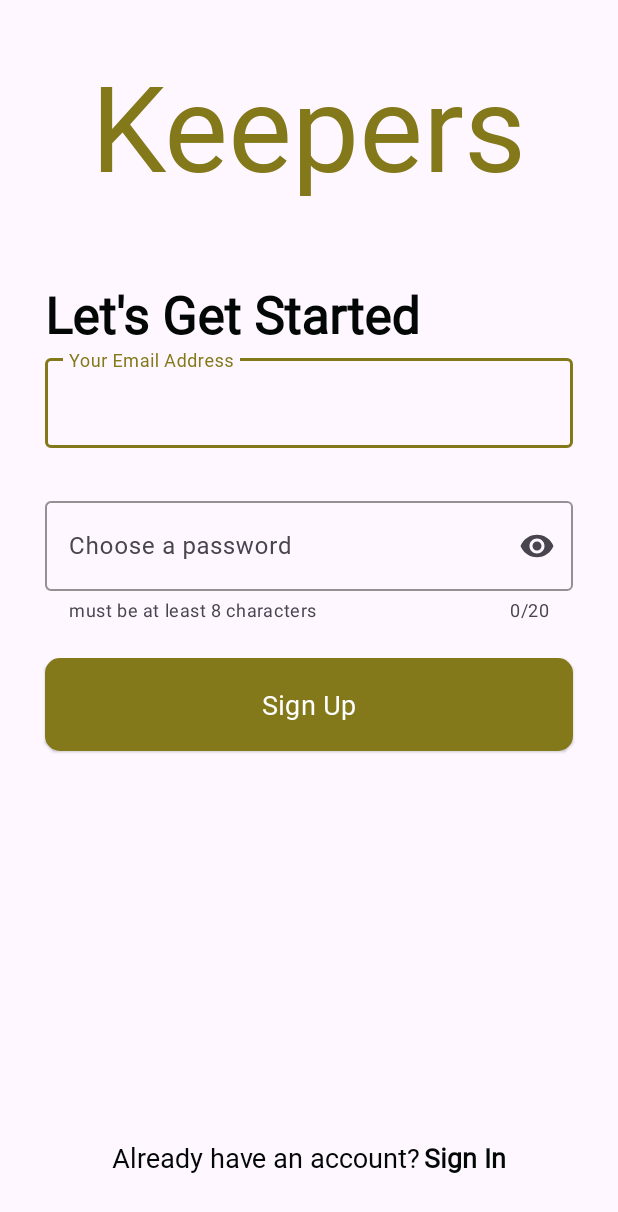
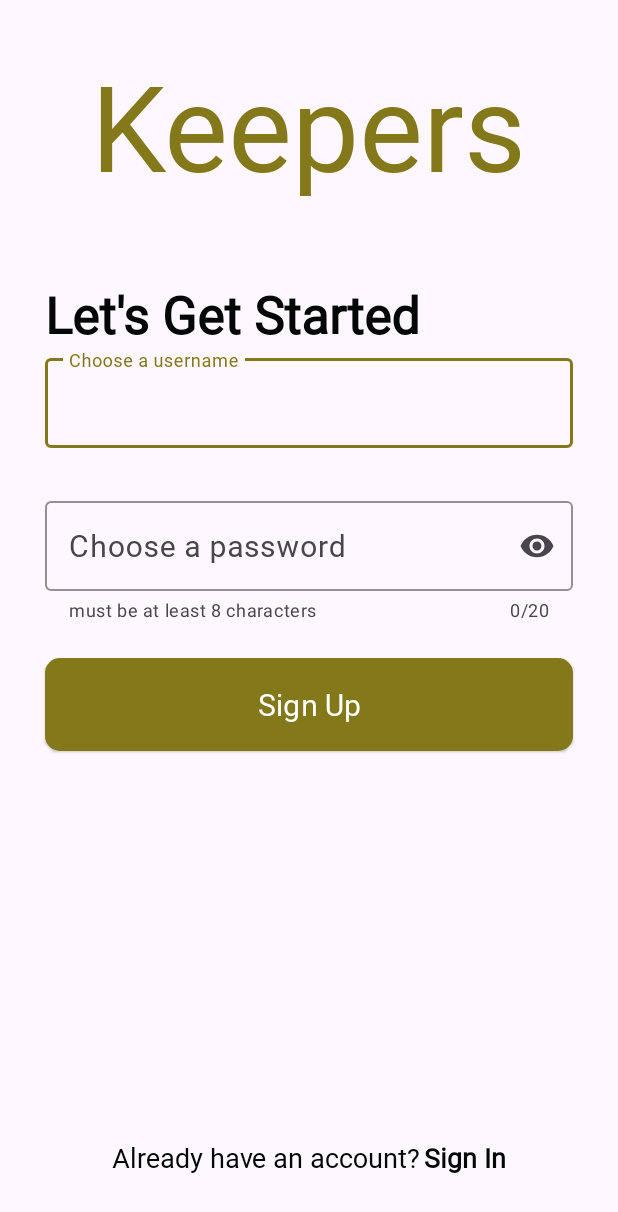
Before and after one commit to rckash/KeepersInventory, an Android app: the SignUpActivity screen opened directly, with no data from a screen before it, on a phone screen of 412 x 824 dp. Shown: the top 1212 px of the screen. Run offline under Robolectric (Android 15) with nearby library versions, the light colour scheme and no system bars.

Commit message:
added a working account registration system and made some UI adjustments

```diff
--- a/app/src/main/AndroidManifest.xml
+++ b/app/src/main/AndroidManifest.xml
@@ -13,7 +13,7 @@
         android:theme="@style/Theme.KeepersInventory"
         tools:targetApi="31">
         <activity
-            android:name=".InventoryAdapter"
+            android:name=".inventoryDatabase.InventoryAdapter"
             android:exported="false" />
         <activity
             android:name=".entryUI.SignInActivity"
--- /dev/null
+++ b/app/src/main/java/com/example/keepersinventory/accountDatabase/AccountDatabaseHelper.kt
@@ -0,0 +1,75 @@
+package com.example.keepersinventory.accountDatabase
+
+import android.content.Context
+import android.database.sqlite.SQLiteDatabase
+import android.database.sqlite.SQLiteOpenHelper
+
+class AccountDatabaseHelper(context: Context): SQLiteOpenHelper( context, DATABASE_NAME, null, DATABASE_VERSION) {
+
+    companion object {
+        val DATABASE_NAME = "accounts.db"
+        val DATABASE_VERSION = 1
+    }
+
+    override fun onCreate(db: SQLiteDatabase) {
+        db.execSQL(
+            """
+            CREATE TABLE account(
+            id INTEGER PRIMARY KEY AUTOINCREMENT,
+            username TEXT,
+            password TEXT
+            )
+        """.trimIndent())
+    }
+
+    override fun onUpgrade(db: SQLiteDatabase, oldVersion: Int, newVersion: Int) {
+        db.execSQL("DROP TABLE IF EXISTS accounts")
+        onCreate(db)
+    }
+
+    //CRUD function
+
+    //CREATE
+    fun insertData(account: Account) {
+        val db = writableDatabase
+
+        val sql = "INSERT INTO account (username, password) VALUES ( ?, ?)"
+        val args = arrayOf(account.username, account.password)
+        db.execSQL(sql, args)
+    }
+
+    //READ
+    fun getAllData(): MutableList<Account> {
+        val db = readableDatabase
+
+        val cursor = db.rawQuery("SELECT * FROM account", null)
+        val accountList = mutableListOf<Account>()
+
+        while (cursor.moveToNext()) {
+            val id = cursor.getInt(0)
+            val username = cursor.getString(1)
+            val password = cursor.getString(2)
+
+            var newAccount = Account(id, username, password)
+            accountList.add(newAccount)
+        }
+
+        cursor.close()
+        return accountList
+    }
+
+    //UPDATE
+    fun updateData(account: Account) {
+        val db = writableDatabase
+        val updateQuery = "UPDATE account SET username='${account.username}', password='${account.password}' WHERE id = ${account.id}"
+        db.execSQL(updateQuery)
+    }
+
+    //DELETE
+    fun deleteData(id: Int) {
+        val db = writableDatabase
+        val deleteQuery = "DELETE FROM account WHERE id = $id;"
+        db.execSQL(deleteQuery)
+    }
+
+}
--- a/app/src/main/java/com/example/keepersinventory/entryUI/SignUpActivity.kt
+++ b/app/src/main/java/com/example/keepersinventory/entryUI/SignUpActivity.kt
@@ -3,15 +3,27 @@ package com.example.keepersinventory.entryUI
 import android.content.Intent
 import androidx.appcompat.app.AppCompatActivity
 import android.os.Bundle
+import android.util.Log
+import android.widget.Toast
+import com.example.keepersinventory.accountDatabase.Account
+import com.example.keepersinventory.accountDatabase.AccountDatabaseHelper
 import com.example.keepersinventory.databinding.ActivitySignUpBinding
 
 class SignUpActivity : AppCompatActivity() {
     private lateinit var binding: ActivitySignUpBinding
+    private lateinit var accountList: MutableList<Account>
+    private lateinit var accountDatabaseHelper: AccountDatabaseHelper
 
     override fun onCreate(savedInstanceState: Bundle?) {
         super.onCreate(savedInstanceState)
         binding = ActivitySignUpBinding.inflate(layoutInflater)
         setContentView(binding.root)
+
+        //databaseHelper Instantiation
+        accountDatabaseHelper = AccountDatabaseHelper(this)
+
+        //data declaration
+        accountList = getData()
 
         binding.tvAlreadyHaveAnAccount.setOnClickListener {
             val myIntent = Intent(this@SignUpActivity, SignInActivity::class.java)
@@ -23,5 +35,32 @@ class SignUpActivity : AppCompatActivity() {
             startActivity(myIntent)
             finish()
         }
+
+
+        binding.btnSignUpSignUp.setOnClickListener {
+            val username = binding.tfUsernameSignUp.editText?.text.toString()
+            val password = binding.tfPasswordSignUp.editText?.text.toString()
+
+            var newAccount = Account(0, username, password)
+            //add new data to database table
+            addData(newAccount)
+            //add new note to list
+            accountList.add(newAccount)
+            Log.d("SIGNUP", "Registered: $newAccount")
+
+            //redirection to sign in activity
+            val myIntent = Intent(applicationContext, SignInActivity::class.java)
+            startActivity(myIntent)
+            finish()
+        }
+
+
+    }
+    private fun getData(): MutableList<Account> {
+        return accountDatabaseHelper.getAllData()
+    }
+    private fun addData(account: Account) {
+        accountDatabaseHelper.insertData(account)
+        Toast.makeText(this, "Account Registered Successfully", Toast.LENGTH_SHORT).show()
     }
 }
--- a/app/src/main/java/com/example/keepersinventory/DatabaseHelper.kt
+++ b/app/src/main/java/com/example/keepersinventory/inventoryDatabase/DatabaseHelper.kt
@@ -1,4 +1,4 @@
-package com.example.keepersinventory
+package com.example.keepersinventory.inventoryDatabase
 
 import android.content.Context
 import android.database.sqlite.SQLiteDatabase
@@ -17,7 +17,7 @@ class DatabaseHelper(context: Context): SQLiteOpenHelper( context, DATABASE_NAME
             id INTEGER PRIMARY KEY AUTOINCREMENT,
             item_name TEXT,
             description TEXT,
-            quantity DOUBLE(4,2)
+            quantity INTEGER
             )
         """.trimIndent())
     }
@@ -49,7 +49,7 @@ class DatabaseHelper(context: Context): SQLiteOpenHelper( context, DATABASE_NAME
             val id = cursor.getInt(0)
             val item_name = cursor.getString(1)
             val description = cursor.getString(2)
-            val quantity = cursor.getFloat(3)
+            val quantity = cursor.getInt(3)
 
             var newInventory = Inventory(id, item_name, description, quantity)
             inventoryList.add(newInventory)
--- a/app/src/main/java/com/example/keepersinventory/Inventory.kt
+++ b/app/src/main/java/com/example/keepersinventory/inventoryDatabase/Inventory.kt
@@ -1,8 +1,8 @@
-package com.example.keepersinventory
+package com.example.keepersinventory.inventoryDatabase
 
 data class Inventory(
     val id: Int,
     val item_name: String,
     val description: String,
-    val quantity: Float
+    val quantity: Int
     )
--- a/app/src/main/java/com/example/keepersinventory/InventoryAdapter.kt
+++ b/app/src/main/java/com/example/keepersinventory/inventoryDatabase/InventoryAdapter.kt
@@ -1,4 +1,4 @@
-package com.example.keepersinventory
+package com.example.keepersinventory.inventoryDatabase
 
 import android.view.LayoutInflater
 import android.view.ViewGroup
--- a/app/src/main/java/com/example/keepersinventory/InventoryItemViewHolder.kt
+++ b/app/src/main/java/com/example/keepersinventory/inventoryDatabase/InventoryItemViewHolder.kt
@@ -1,4 +1,4 @@
-package com.example.keepersinventory
+package com.example.keepersinventory.inventoryDatabase
 
 import androidx.recyclerview.widget.RecyclerView
 import com.example.keepersinventory.databinding.InventoryItemLayoutBinding
--- a/app/src/main/res/layout/activity_sign_up.xml
+++ b/app/src/main/res/layout/activity_sign_up.xml
@@ -22,13 +22,13 @@
         app:layout_constraintTop_toTopOf="parent" />
 
     <com.google.android.material.textfield.TextInputLayout
-        android:id="@+id/tf_email_signUp"
+        android:id="@+id/tf_username_signUp"
         android:layout_width="0dp"
         android:layout_height="wrap_content"
         android:layout_marginStart="30dp"
         android:layout_marginTop="1dp"
         android:layout_marginEnd="30dp"
-        android:hint="@string/enter_email"
+        android:hint="@string/choose_a_username"
         app:boxStrokeColor="@color/colorPrimary"
         app:hintTextColor="@color/colorPrimary"
         app:layout_constraintEnd_toEndOf="parent"
@@ -40,7 +40,8 @@
             android:layout_height="60dp"
             android:fontFamily="@font/work_sans_medium"
             android:inputType="textEmailAddress"
-            android:textColor="@color/colorSecondary" />
+            android:textColor="@color/colorSecondary"
+            android:textSize="20sp" />
 
     </com.google.android.material.textfield.TextInputLayout>
 
@@ -57,16 +58,17 @@
         app:helperText="must be at least 8 characters"
         app:helperTextEnabled="true"
         app:hintTextColor="@color/colorPrimary"
-        app:layout_constraintEnd_toEndOf="@+id/tf_email_signUp"
-        app:layout_constraintStart_toStartOf="@+id/tf_email_signUp"
-        app:layout_constraintTop_toBottomOf="@+id/tf_email_signUp">
+        app:layout_constraintEnd_toEndOf="@+id/tf_username_signUp"
+        app:layout_constraintStart_toStartOf="@+id/tf_username_signUp"
+        app:layout_constraintTop_toBottomOf="@+id/tf_username_signUp">
 
         <com.google.android.material.textfield.TextInputEditText
             android:layout_width="match_parent"
             android:layout_height="60dp"
             android:fontFamily="@font/work_sans_medium"
             android:inputType="textPassword"
-            android:textColor="@color/colorSecondary" />
+            android:textColor="@color/colorSecondary"
+            android:textSize="20sp" />
 
     </com.google.android.material.textfield.TextInputLayout>
 
@@ -81,7 +83,7 @@
         android:fontFamily="@font/work_sans_medium"
         android:text="@string/sign_up"
         android:textColor="@color/colorTertiary"
-        android:textSize="18sp"
+        android:textSize="20sp"
         app:backgroundTint="@color/colorPrimary"
         app:cornerRadius="10dp"
         app:layout_constraintEnd_toEndOf="parent"
@@ -129,7 +131,7 @@
         android:textColor="@color/colorSecondary"
         android:textSize="34sp"
         android:textStyle="bold"
-        app:layout_constraintStart_toStartOf="@+id/tf_email_signUp"
+        app:layout_constraintStart_toStartOf="@+id/tf_username_signUp"
         app:layout_constraintTop_toBottomOf="@+id/tv_logo_text_signUp" />
 
 </androidx.constraintlayout.widget.ConstraintLayout>
--- a/app/src/main/res/values/strings.xml
+++ b/app/src/main/res/values/strings.xml
@@ -3,12 +3,12 @@
     <string name="get_started_for_free">Get Started For Free</string>
     <string name="track_and_manage_your_inventory_securely_on_your_phone">Track and manage your inventory securely on your phone</string>
     <string name="app_name_logo">Keepers</string>
-    <string name="enter_email">Your Email Address</string>
+    <string name="enter_username">Enter Username</string>
     <string name="sign_up">Sign Up</string>
     <string name="choose_a_password">Choose a password</string>
     <string name="already_have_an_account">Already have an account?</string>
     <string name="sign_in">Sign In</string>
-    <string name="enter_email_address">Enter Email Address</string>
+    <string name="choose_a_username">Choose a username</string>
     <string name="enter_password">Enter Password</string>
     <string name="don_t_have_an_account">Don\'t have an account?</string>
 </resources>
```
Also changed, not shown: app/src/main/java/com/example/keepersinventory/MainActivity.kt (+12 -20 lines), app/src/main/java/com/example/keepersinventory/accountDatabase/Account.kt (added, +7 -0 lines), app/src/main/res/layout/activity_sign_in.xml (+6 -4 lines), app/src/main/res/layout/dialog_layout.xml (+6 -3 lines), app/src/main/res/layout/inventory_item_layout.xml (+21 -29 lines).
